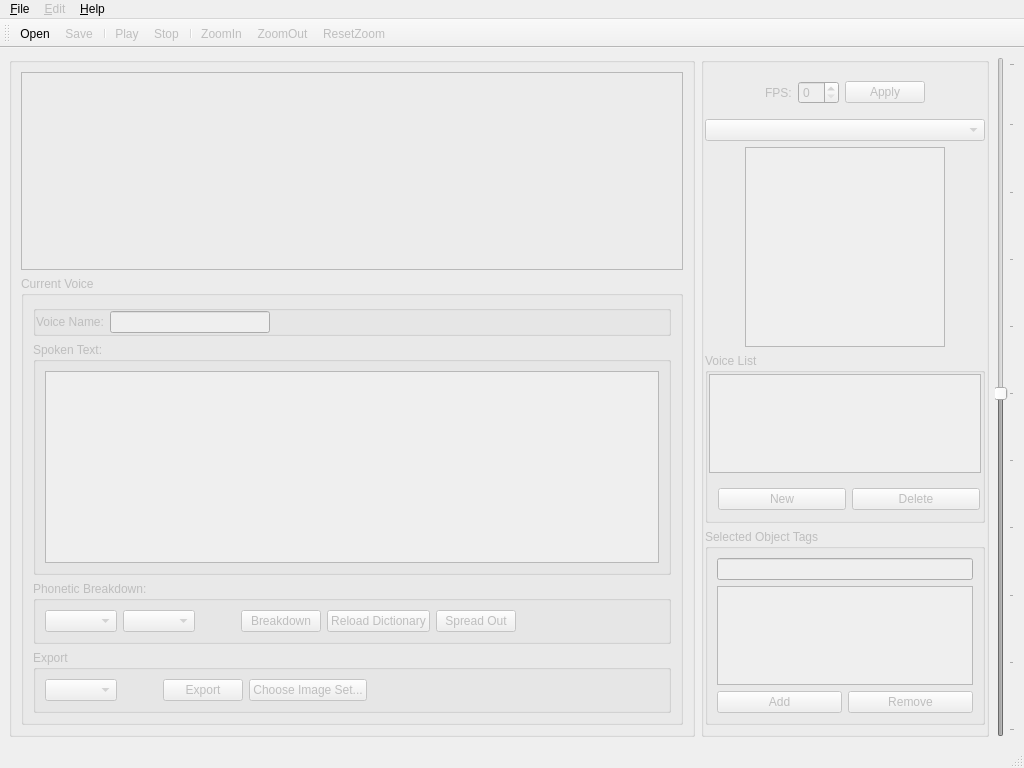
First picture: the form in rsrc/papagayo-ng2.ui, repository morevnaproject-org/papagayo-ng, before the edit.
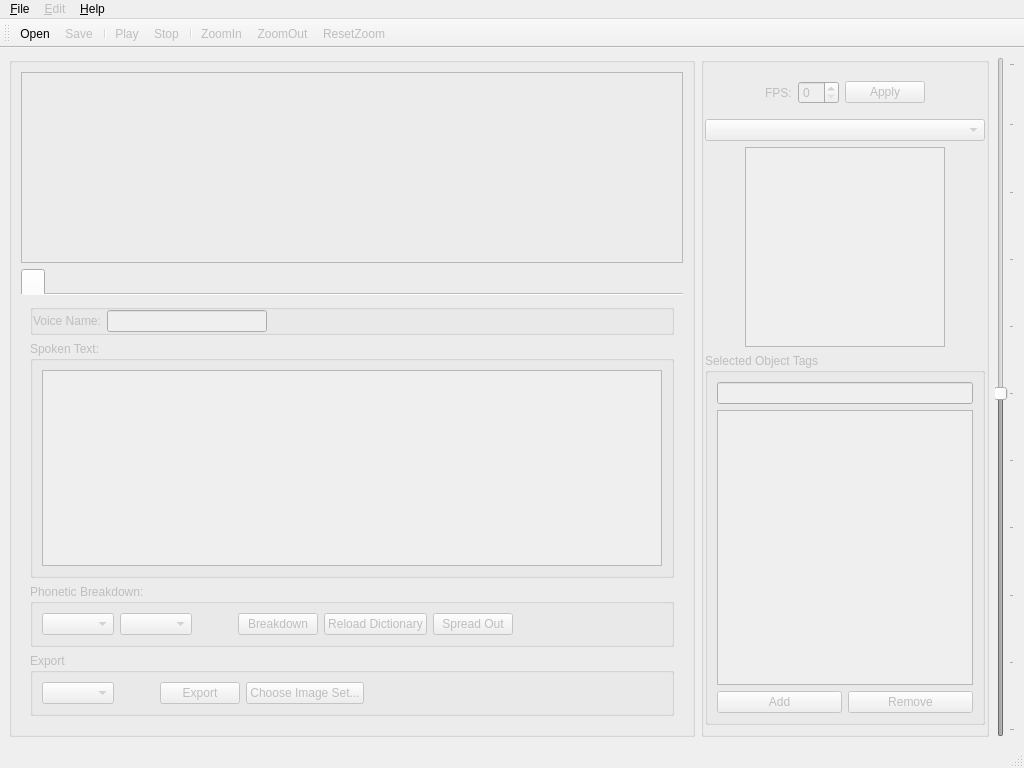
Second picture: the form after the edit. Icons and pictures are not drawn. Custom widgets are drawn as their Qt base class.

Commit message: Removed Voice List and added Tabs instead. Seems to work as expected and saves some space.

Patch:
```diff
--- a/rsrc/papagayo-ng2.ui
+++ b/rsrc/papagayo-ng2.ui
@@ -50,7 +50,7 @@
           </widget>
          </item>
          <item>
-          <widget class="QGroupBox" name="current_voice">
+          <widget class="QTabWidget" name="current_voice">
            <property name="sizePolicy">
             <sizepolicy hsizetype="Expanding" vsizetype="Fixed">
              <horstretch>0</horstretch>
@@ -66,16 +66,23 @@
            <property name="autoFillBackground">
             <bool>false</bool>
            </property>
-           <property name="title">
-            <string>Current Voice</string>
+           <property name="tabShape">
+            <enum>QTabWidget::Rounded</enum>
            </property>
-           <property name="flat">
-            <bool>false</bool>
+           <property name="elideMode">
+            <enum>Qt::ElideNone</enum>
            </property>
-           <property name="checkable">
+           <property name="documentMode">
+            <bool>true</bool>
+           </property>
+           <property name="movable">
             <bool>false</bool>
            </property>
-           <layout class="QVBoxLayout" name="verticalLayout_4">
+           <widget class="QWidget" name="current_voice_page" native="true">
+            <attribute name="title">
+             <string/>
+            </attribute>
+            <layout class="QVBoxLayout" name="current_voice_page_layout">
             <item>
              <widget class="QGroupBox" name="voice_name_layout">
               <property name="sizePolicy">
@@ -285,6 +292,7 @@
             </item>
            </layout>
           </widget>
+          </widget>
          </item>
         </layout>
        </widget>
@@ -300,7 +308,7 @@
           <verstretch>0</verstretch>
          </sizepolicy>
         </property>
-        <layout class="QVBoxLayout" name="verticalLayout" stretch="0,0,0,0,0">
+        <layout class="QVBoxLayout" name="verticalLayout" stretch="0,0,0,0">
          <property name="spacing">
           <number>6</number>
          </property>
@@ -439,84 +447,6 @@
            </item>
           </layout>
          </item>
-         <item>
-          <widget class="QGroupBox" name="voice_list_group">
-           <property name="sizePolicy">
-            <sizepolicy hsizetype="Expanding" vsizetype="Expanding">
-             <horstretch>0</horstretch>
-             <verstretch>0</verstretch>
-            </sizepolicy>
-           </property>
-           <property name="title">
-            <string>Voice List</string>
-           </property>
-           <layout class="QVBoxLayout" name="voice_list_layout">
-            <property name="leftMargin">
-             <number>1</number>
-            </property>
-            <property name="topMargin">
-             <number>1</number>
-            </property>
-            <property name="rightMargin">
-             <number>1</number>
-            </property>
-            <property name="bottomMargin">
-             <number>1</number>
-            </property>
-            <item>
-             <widget class="QListWidget" name="voice_list">
-              <property name="sizePolicy">
-               <sizepolicy hsizetype="Expanding" vsizetype="Expanding">
-                <horstretch>0</horstretch>
-                <verstretch>0</verstretch>
-               </sizepolicy>
-              </property>
-             </widget>
-            </item>
-            <item>
-             <widget class="QWidget" name="voice_list_buttons" native="true">
-              <property name="sizePolicy">
-               <sizepolicy hsizetype="Expanding" vsizetype="Fixed">
-                <horstretch>0</horstretch>
-                <verstretch>0</verstretch>
-               </sizepolicy>
-              </property>
-              <layout class="QHBoxLayout" name="horizontalLayout_3" stretch="0,0">
-               <property name="rightMargin">
-                <number>1</number>
-               </property>
-               <item>
-                <widget class="QPushButton" name="new_button">
-                 <property name="sizePolicy">
-                  <sizepolicy hsizetype="Expanding" vsizetype="Fixed">
-                   <horstretch>0</horstretch>
-                   <verstretch>0</verstretch>
-                  </sizepolicy>
-                 </property>
-                 <property name="text">
-                  <string>New</string>
-                 </property>
-                </widget>
-               </item>
-               <item>
-                <widget class="QPushButton" name="delete_button">
-                 <property name="sizePolicy">
-                  <sizepolicy hsizetype="Expanding" vsizetype="Fixed">
-                   <horstretch>0</horstretch>
-                   <verstretch>0</verstretch>
-                  </sizepolicy>
-                 </property>
-                 <property name="text">
-                  <string>Delete</string>
-                 </property>
-                </widget>
-               </item>
-              </layout>
-             </widget>
-            </item>
-           </layout>
-          </widget>
-         </item>
          <item>
           <widget class="QGroupBox" name="tag_list_group">
            <property name="title">
```
Lines whose indentation alone changed are shown as unchanged. The commit also changes 2 other files.
